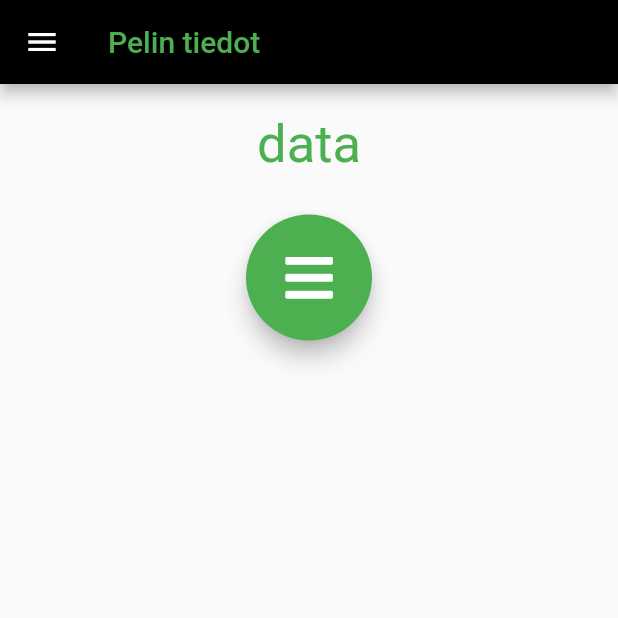
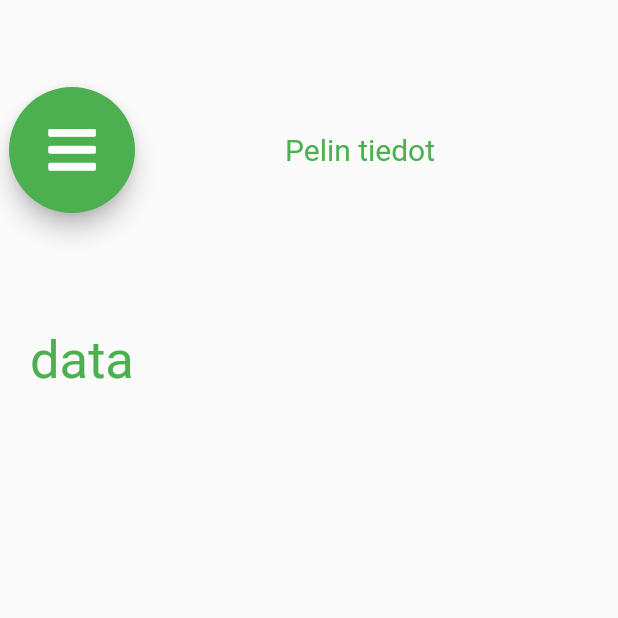
Before and after one commit to king784/GameGame, a Flutter app: the Home screen opened directly, on a phone screen of 412 x 824 dp, the top half of it. Run offline on Flutter 3.47's test engine with Material 2 defaults, Android fonts, the phone set to English and light mode, and no system bars; our stand-ins replace cloud_firestore, font_awesome_flutter; missing offline and left inert: qr_mobile_vision; accounts and stored records are empty; Roboto replaces fonts that are missing (Arial).

Commit message:
radial menu and routing kind of works

```diff
--- a/game_game/lib/RealMenu.dart
+++ b/game_game/lib/RealMenu.dart
@@ -2,11 +2,14 @@ import 'package:flutter/material.dart';
 
 //own files
 import './pages/home.dart';
+import './route_generator.dart';
 
 void main() {
   runApp(
     MaterialApp(
       home: Home(),
+      initialRoute: '/home',
+      onGenerateRoute: RouteGenerator.generateRoute,
     ),
   );
 }
--- a/game_game/lib/pages/home.dart
+++ b/game_game/lib/pages/home.dart
@@ -1,7 +1,5 @@
 import 'package:flutter/material.dart';
 
-import '../mainMenu.dart';
-import './ohje.dart';
 import '../radialMenu.dart';
 
 class Home extends StatefulWidget {
@@ -13,78 +11,21 @@ class _HomeState extends State<Home> {
   @override
   Widget build(BuildContext context) {
     return Scaffold(
-        appBar: AppBar(
-          title: Text(
+      body: Column(
+        children: <Widget>[
+          Padding(
+            padding: EdgeInsets.fromLTRB(20,0,0,0),
+            child: Row(
+              children: <Widget>[
+                RadialMenu(),
+                Text(
                   'Pelin tiedot',
-            style: TextStyle(color: Colors.green),
-          ),
-          backgroundColor: Colors.black,
-        ),
-        drawer: Drawer(
-          child: ListView(
-            children: <Widget>[
-              DrawerHeader(
-                decoration: BoxDecoration(
-                  image: DecorationImage(
-                    fit: BoxFit.fill,
-                    image: NetworkImage(
-                        'https://images.cdn.yle.fi/image/upload//w_1199,h_799,f_auto,fl_lossy,q_auto:eco/13-3-8654556.jpg'),
-                  ),
-                ),
-              ),
-              ListTile(
-                  title: Text('Pelin tiedot',
-                      style: TextStyle(fontSize: 20, color: Colors.green)),
-                  trailing: Icon(
-                    Icons.home,
-                    color: Colors.green,
-                  ),
-                  onTap: () {
-                    Navigator.of(context).pop();
-                    Navigator.of(context).push(MaterialPageRoute(
-                        builder: (BuildContext context) => Home()));
-                  }),
-              Divider(),
-              ListTile(
-                  title: Text('Aktiviteettejä',
-                      style: TextStyle(fontSize: 20, color: Colors.green)),
-                  trailing: Icon(
-                    Icons.beach_access,
-                    color: Colors.green,
-                  ),
-                  onTap: () {
-                    Navigator.of(context).pop();
-                    Navigator.of(context).push(MaterialPageRoute(
-                        builder: (BuildContext context) => MainMenu()));
-                  }),
-              Divider(),
-              ListTile(
-                  title: Text('Ohje',
-                      style: TextStyle(fontSize: 20, color: Colors.green)),
-                  trailing: Icon(
-                    Icons.help,
-                    color: Colors.green,
-                  ),
-                  onTap: () {
-                    Navigator.of(context).pop();
-                    Navigator.of(context).push(MaterialPageRoute(
-                        builder: (BuildContext context) => Ohje()));
-                  }),
-              Divider(),
-              ListTile(
-                title: Text('Peruuta',
-                    style: TextStyle(fontSize: 20, color: Colors.green)),
-                trailing: Icon(
-                  Icons.cancel,
-                  color: Colors.green,
-                ),
-                onTap: () => Navigator.of(context).pop(),
+                  style: TextStyle(fontSize: 20.0, color: Colors.green),
                 ),
               ],
             ),
           ),
-        body: Center(
-          child: Column(
+          Row(
             children: <Widget>[
               Padding(
                 padding: EdgeInsets.all(20),
@@ -93,12 +34,10 @@ class _HomeState extends State<Home> {
                   style: TextStyle(fontSize: 35.0, color: Colors.green),
                 ),
               ),
-              Padding(
-                padding: EdgeInsets.all(20),
-                child: RadialMenu(),
+            ],
           )
         ],
       ),
-        ));
+    );
   }
 }
--- a/game_game/lib/radialMenu.dart
+++ b/game_game/lib/radialMenu.dart
@@ -63,46 +63,80 @@ class RadialAnimation extends StatelessWidget {
     return AnimatedBuilder(
         animation: controller,
         builder: (context, builder) {
-          return Stack(alignment: Alignment.center, children: [
-            _buildButton(5, color: Colors.green, icon: FontAwesomeIcons.basketballBall),
-            _buildButton(45, color: Colors.green, icon: FontAwesomeIcons.dAndD),
-            _buildButton(85, color: Colors.green, icon: FontAwesomeIcons.question),
+          return Container(
+            height: 200,
+            width: 170,
+            child: Stack(alignment: Alignment.centerLeft, children: [
+              _buildButton(5, "HomeBtn",
+                  color: Colors.green,
+                  icon: FontAwesomeIcons.basketballBall,
+                  function: () => openMainPage(context)),
+              _buildButton(45, "GamesBtn",
+                  color: Colors.green,
+                  icon: FontAwesomeIcons.dAndD,
+                  function: () => openGames(context)),
+              _buildButton(85, "HelpBtns",
+                  color: Colors.green,
+                  icon: FontAwesomeIcons.question,
+                  function: () => openHelp(context)),
               Transform.scale(
-              scale: scale.value - 1.5, // subtract the beginning value to run the opposite animation
+                scale: scale.value -
+                    1.5, // subtract the beginning value to run the opposite animation
                 child: FloatingActionButton(
                   child: Icon(FontAwesomeIcons.poo),
+                  heroTag: "CloseMenuBtn",
                   onPressed: _close,
-                  backgroundColor: Colors.black,),
+                  backgroundColor: Colors.black,
+                ),
               ),
               Transform.scale(
                   scale: scale.value,
                   child: FloatingActionButton(
                     child: Icon(FontAwesomeIcons.bars),
+                    heroTag: "OpenMenuBtn",
                     onPressed: _open,
                     backgroundColor: Colors.green,
                   )),
-          ]);
+            ]),
+          );
         });
   }
 
-  _open() {
+  void _open() {
     controller.forward();
   }
 
-  _close() {
+  void _close() {
     controller.reverse();
   }
 
-  _buildButton(double angle, {Color color, IconData icon}) {
+  openMainPage(BuildContext context) {
+    Navigator.of(context).pushNamed('/home', arguments: 'home');
+  }
+
+  openHelp(BuildContext context) {
+    Navigator.of(context).pushNamed('/help', arguments: 'help');
+  }
+
+  openGames(BuildContext context) {
+    Navigator.of(context).pushNamed('/games', arguments: 'games');
+  }
+
+  _buildButton(double angle, String btnTag,
+      {Color color, IconData icon, Function() function}) {
     final double rad = radians(angle);
     return Transform(
       transform: Matrix4.identity()
         ..translate(
             (translation.value) * cos(rad), (translation.value) * sin(rad)),
       child: FloatingActionButton(
+          heroTag: btnTag,
           child: Icon(icon),
           backgroundColor: color,
-          onPressed: _close,
+          onPressed: () {
+            _close();
+            function();
+          },
           elevation: 0),
     );
   }
```
Also changed, not shown: game_game/lib/route_generator.dart (added, +48 -0 lines). Lines whose indentation alone changed are shown as unchanged.
